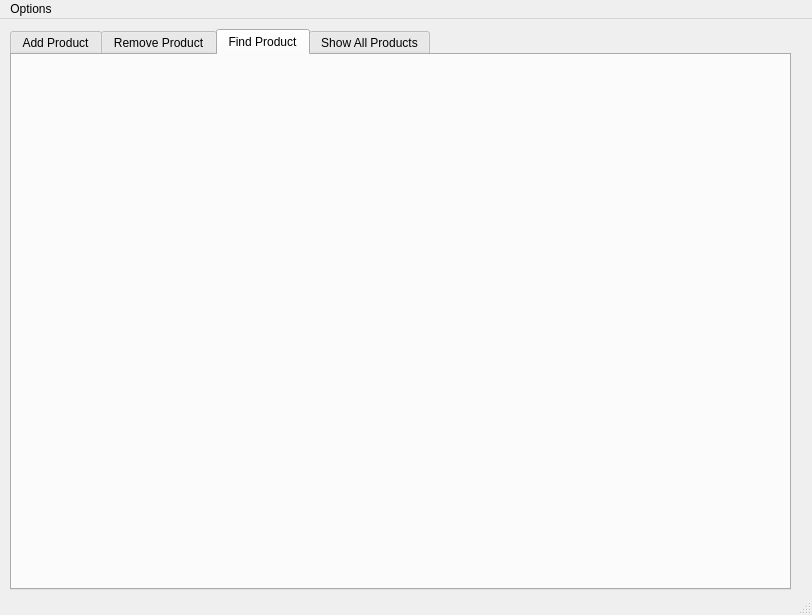
First picture: the form in MainWindow.ui, repository dom-gasperini/CC-Product-Management-Tool, before the edit.
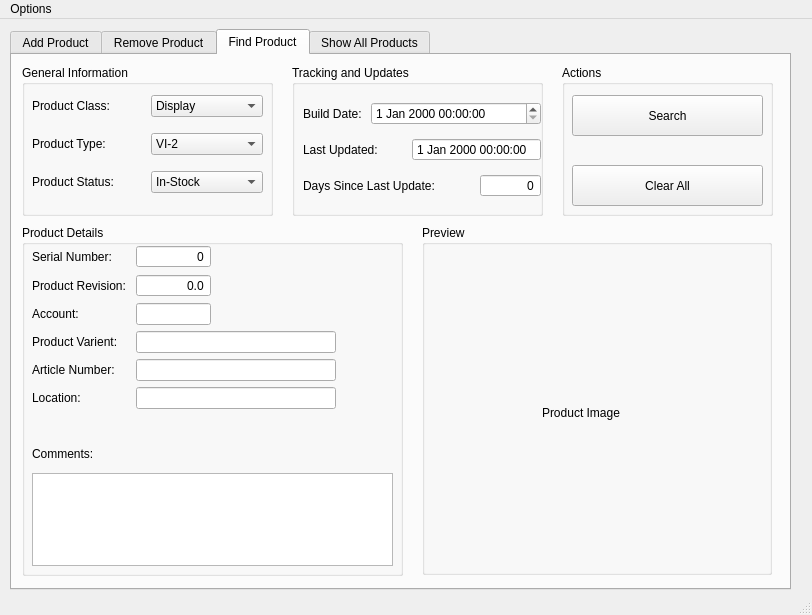
Second picture: the form after the edit. The open tabs and pages were chosen to show the change.

```diff
--- a/MainWindow.ui
+++ b/MainWindow.ui
@@ -435,6 +435,489 @@
      <attribute name="title">
       <string>Find Product</string>
      </attribute>
+     <widget class="QGroupBox" name="groupBox_6">
+      <property name="geometry">
+       <rect>
+        <x>280</x>
+        <y>10</y>
+        <width>251</width>
+        <height>151</height>
+       </rect>
+      </property>
+      <property name="title">
+       <string>Tracking and Updates</string>
+      </property>
+      <widget class="QWidget" name="layoutWidget_2">
+       <property name="geometry">
+        <rect>
+         <x>11</x>
+         <y>30</y>
+         <width>238</width>
+         <height>111</height>
+        </rect>
+       </property>
+       <layout class="QGridLayout" name="gridLayout_4">
+        <item row="0" column="0">
+         <widget class="QLabel" name="buildDateLbl_2">
+          <property name="text">
+           <string>Build Date: </string>
+          </property>
+         </widget>
+        </item>
+        <item row="1" column="0" colspan="2">
+         <widget class="QLabel" name="lastUpdateLbl_2">
+          <property name="text">
+           <string>Last Updated: </string>
+          </property>
+         </widget>
+        </item>
+        <item row="1" column="2" colspan="2">
+         <widget class="QDateTimeEdit" name="lastUpdatedDTBx_2">
+          <property name="readOnly">
+           <bool>true</bool>
+          </property>
+          <property name="buttonSymbols">
+           <enum>QAbstractSpinBox::NoButtons</enum>
+          </property>
+         </widget>
+        </item>
+        <item row="2" column="0" colspan="3">
+         <widget class="QLabel" name="daysSinceLastUpdateLbl_2">
+          <property name="text">
+           <string>Days Since Last Update: </string>
+          </property>
+         </widget>
+        </item>
+        <item row="2" column="3">
+         <widget class="QSpinBox" name="daysSinceLastUpdateSbx_2">
+          <property name="alignment">
+           <set>Qt::AlignRight|Qt::AlignTrailing|Qt::AlignVCenter</set>
+          </property>
+          <property name="readOnly">
+           <bool>true</bool>
+          </property>
+          <property name="buttonSymbols">
+           <enum>QAbstractSpinBox::NoButtons</enum>
+          </property>
+         </widget>
+        </item>
+        <item row="0" column="1" colspan="3">
+         <widget class="QDateTimeEdit" name="buildDateDTBx_2"/>
+        </item>
+       </layout>
+      </widget>
+     </widget>
+     <widget class="QGroupBox" name="groupBox_7">
+      <property name="geometry">
+       <rect>
+        <x>10</x>
+        <y>10</y>
+        <width>251</width>
+        <height>151</height>
+       </rect>
+      </property>
+      <property name="title">
+       <string>General Information</string>
+      </property>
+      <widget class="QWidget" name="layoutWidget_3">
+       <property name="geometry">
+        <rect>
+         <x>10</x>
+         <y>20</y>
+         <width>231</width>
+         <height>121</height>
+        </rect>
+       </property>
+       <layout class="QGridLayout" name="gridLayout_5">
+        <item row="0" column="0">
+         <widget class="QLabel" name="productClassLbl_2">
+          <property name="text">
+           <string>Product Class:</string>
+          </property>
+         </widget>
+        </item>
+        <item row="0" column="1">
+         <widget class="QComboBox" name="comboBox_4">
+          <item>
+           <property name="text">
+            <string>Display</string>
+           </property>
+          </item>
+          <item>
+           <property name="text">
+            <string>Cable</string>
+           </property>
+          </item>
+         </widget>
+        </item>
+        <item row="1" column="0">
+         <widget class="QLabel" name="productTyepLbl_2">
+          <property name="text">
+           <string>Product Type:</string>
+          </property>
+         </widget>
+        </item>
+        <item row="1" column="1">
+         <widget class="QComboBox" name="comboBox_5">
+          <item>
+           <property name="text">
+            <string>VI-2</string>
+           </property>
+          </item>
+          <item>
+           <property name="text">
+            <string>VS</string>
+           </property>
+          </item>
+          <item>
+           <property name="text">
+            <string>V510</string>
+           </property>
+          </item>
+          <item>
+           <property name="text">
+            <string>V700</string>
+           </property>
+          </item>
+          <item>
+           <property name="text">
+            <string>V710</string>
+           </property>
+          </item>
+          <item>
+           <property name="text">
+            <string>V1000</string>
+           </property>
+          </item>
+          <item>
+           <property name="text">
+            <string>V1200</string>
+           </property>
+          </item>
+          <item>
+           <property name="text">
+            <string>X900</string>
+           </property>
+          </item>
+          <item>
+           <property name="text">
+            <string>X1200</string>
+           </property>
+          </item>
+          <item>
+           <property name="text">
+            <string>X1400</string>
+           </property>
+          </item>
+         </widget>
+        </item>
+        <item row="2" column="0">
+         <widget class="QLabel" name="productStatusLbl_2">
+          <property name="text">
+           <string>Product Status:</string>
+          </property>
+         </widget>
+        </item>
+        <item row="2" column="1">
+         <widget class="QComboBox" name="comboBox_6">
+          <item>
+           <property name="text">
+            <string>In-Stock</string>
+           </property>
+          </item>
+          <item>
+           <property name="text">
+            <string>On-Loan</string>
+           </property>
+          </item>
+          <item>
+           <property name="text">
+            <string>FAE Unit</string>
+           </property>
+          </item>
+         </widget>
+        </item>
+       </layout>
+      </widget>
+     </widget>
+     <widget class="QGroupBox" name="groupBox_8">
+      <property name="geometry">
+       <rect>
+        <x>410</x>
+        <y>170</y>
+        <width>350</width>
+        <height>350</height>
+       </rect>
+      </property>
+      <property name="minimumSize">
+       <size>
+        <width>350</width>
+        <height>350</height>
+       </size>
+      </property>
+      <property name="maximumSize">
+       <size>
+        <width>350</width>
+        <height>350</height>
+       </size>
+      </property>
+      <property name="title">
+       <string>Preview</string>
+      </property>
+      <widget class="QLabel" name="productImageLbl_2">
+       <property name="geometry">
+        <rect>
+         <x>120</x>
+         <y>180</y>
+         <width>111</width>
+         <height>16</height>
+        </rect>
+       </property>
+       <property name="text">
+        <string>Product Image</string>
+       </property>
+      </widget>
+     </widget>
+     <widget class="QGroupBox" name="groupBox_9">
+      <property name="geometry">
+       <rect>
+        <x>550</x>
+        <y>10</y>
+        <width>211</width>
+        <height>151</height>
+       </rect>
+      </property>
+      <property name="title">
+       <string>Actions</string>
+      </property>
+      <widget class="QPushButton" name="searchBtn">
+       <property name="geometry">
+        <rect>
+         <x>10</x>
+         <y>30</y>
+         <width>191</width>
+         <height>41</height>
+        </rect>
+       </property>
+       <property name="text">
+        <string>Search</string>
+       </property>
+      </widget>
+      <widget class="QPushButton" name="clearSearchBtn">
+       <property name="geometry">
+        <rect>
+         <x>10</x>
+         <y>100</y>
+         <width>191</width>
+         <height>41</height>
+        </rect>
+       </property>
+       <property name="text">
+        <string>Clear All</string>
+       </property>
+      </widget>
+     </widget>
+     <widget class="QGroupBox" name="groupBox_10">
+      <property name="geometry">
+       <rect>
+        <x>10</x>
+        <y>170</y>
+        <width>381</width>
+        <height>351</height>
+       </rect>
+      </property>
+      <property name="title">
+       <string>Product Details</string>
+      </property>
+      <widget class="QWidget" name="layoutWidget_4">
+       <property name="geometry">
+        <rect>
+         <x>10</x>
+         <y>20</y>
+         <width>361</width>
+         <height>321</height>
+        </rect>
+       </property>
+       <layout class="QGridLayout" name="gridLayout_6">
+        <item row="0" column="1">
+         <widget class="QSpinBox" name="serialNumberSbx_2">
+          <property name="maximumSize">
+           <size>
+            <width>75</width>
+            <height>16777215</height>
+           </size>
+          </property>
+          <property name="alignment">
+           <set>Qt::AlignRight|Qt::AlignTrailing|Qt::AlignVCenter</set>
+          </property>
+          <property name="buttonSymbols">
+           <enum>QAbstractSpinBox::NoButtons</enum>
+          </property>
+         </widget>
+        </item>
+        <item row="0" column="0">
+         <widget class="QLabel" name="serialNumberLbl_2">
+          <property name="text">
+           <string>Serial Number:</string>
+          </property>
+         </widget>
+        </item>
+        <item row="4" column="0">
+         <widget class="QLabel" name="articleNumberLbl_2">
+          <property name="text">
+           <string>Article Number:</string>
+          </property>
+         </widget>
+        </item>
+        <item row="1" column="0">
+         <widget class="QLabel" name="productRevisionLbl_2">
+          <property name="text">
+           <string>Product Revision: </string>
+          </property>
+         </widget>
+        </item>
+        <item row="5" column="1">
+         <widget class="QLineEdit" name="locationBx_2">
+          <property name="maximumSize">
+           <size>
+            <width>200</width>
+            <height>16777215</height>
+           </size>
+          </property>
+         </widget>
+        </item>
+        <item row="4" column="1">
+         <widget class="QLineEdit" name="articleLineBx_2">
+          <property name="maximumSize">
+           <size>
+            <width>200</width>
+            <height>16777215</height>
+           </size>
+          </property>
+         </widget>
+        </item>
+        <item row="8" column="0" colspan="2">
+         <widget class="QTextEdit" name="commentsTbx_2">
+          <property name="maximumSize">
+           <size>
+            <width>16777215</width>
+            <height>100</height>
+           </size>
+          </property>
+         </widget>
+        </item>
+        <item row="5" column="0">
+         <widget class="QLabel" name="locationLbl_2">
+          <property name="text">
+           <string>Location:</string>
+          </property>
+         </widget>
+        </item>
+        <item row="3" column="1">
+         <widget class="QLineEdit" name="productVariantBx_2">
+          <property name="maximumSize">
+           <size>
+            <width>200</width>
+            <height>16777215</height>
+           </size>
+          </property>
+         </widget>
+        </item>
+        <item row="2" column="1">
+         <widget class="QLineEdit" name="accountLineBx_2">
+          <property name="maximumSize">
+           <size>
+            <width>75</width>
+            <height>16777215</height>
+           </size>
+          </property>
+         </widget>
+        </item>
+        <item row="7" column="1">
+         <spacer name="horizontalSpacer_2">
+          <property name="orientation">
+           <enum>Qt::Horizontal</enum>
+          </property>
+          <property name="sizeHint" stdset="0">
+           <size>
+            <width>40</width>
+            <height>20</height>
+           </size>
+          </property>
+         </spacer>
+        </item>
+        <item row="7" column="0">
+         <widget class="QLabel" name="commentsLbl_2">
+          <property name="text">
+           <string>Comments:</string>
+          </property>
+          <property name="alignment">
+           <set>Qt::AlignLeading|Qt::AlignLeft|Qt::AlignTop</set>
+          </property>
+         </widget>
+        </item>
+        <item row="3" column="0">
+         <widget class="QLabel" name="productVarientLbl_2">
+          <property name="text">
+           <string>Product Varient: </string>
+          </property>
+         </widget>
+        </item>
+        <item row="1" column="1">
+         <widget class="QDoubleSpinBox" name="productRevisionSbx_2">
+          <property name="maximumSize">
+           <size>
+            <width>75</width>
+            <height>16777215</height>
+           </size>
+          </property>
+          <property name="alignment">
+           <set>Qt::AlignRight|Qt::AlignTrailing|Qt::AlignVCenter</set>
+          </property>
+          <property name="buttonSymbols">
+           <enum>QAbstractSpinBox::NoButtons</enum>
+          </property>
+          <property name="decimals">
+           <number>1</number>
+          </property>
+         </widget>
+        </item>
+        <item row="2" column="0">
+         <widget class="QLabel" name="accountLbl_2">
+          <property name="text">
+           <string>Account: </string>
+          </property>
+         </widget>
+        </item>
+        <item row="6" column="0">
+         <spacer name="verticalSpacer_3">
+          <property name="orientation">
+           <enum>Qt::Vertical</enum>
+          </property>
+          <property name="sizeHint" stdset="0">
+           <size>
+            <width>20</width>
+            <height>40</height>
+           </size>
+          </property>
+         </spacer>
+        </item>
+        <item row="6" column="1">
+         <spacer name="verticalSpacer_4">
+          <property name="orientation">
+           <enum>Qt::Vertical</enum>
+          </property>
+          <property name="sizeHint" stdset="0">
+           <size>
+            <width>20</width>
+            <height>40</height>
+           </size>
+          </property>
+         </spacer>
+        </item>
+       </layout>
+      </widget>
+     </widget>
     </widget>
     <widget class="QWidget" name="tab_4">
      <attribute name="title">
```
Left out of the diff: 146 changed lines with no effect on the pictures.
